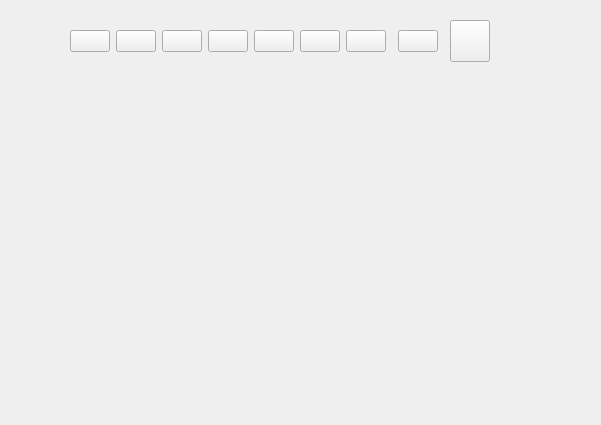
GorINIch73/salary, file formpayslip.ui: the form before one commit.
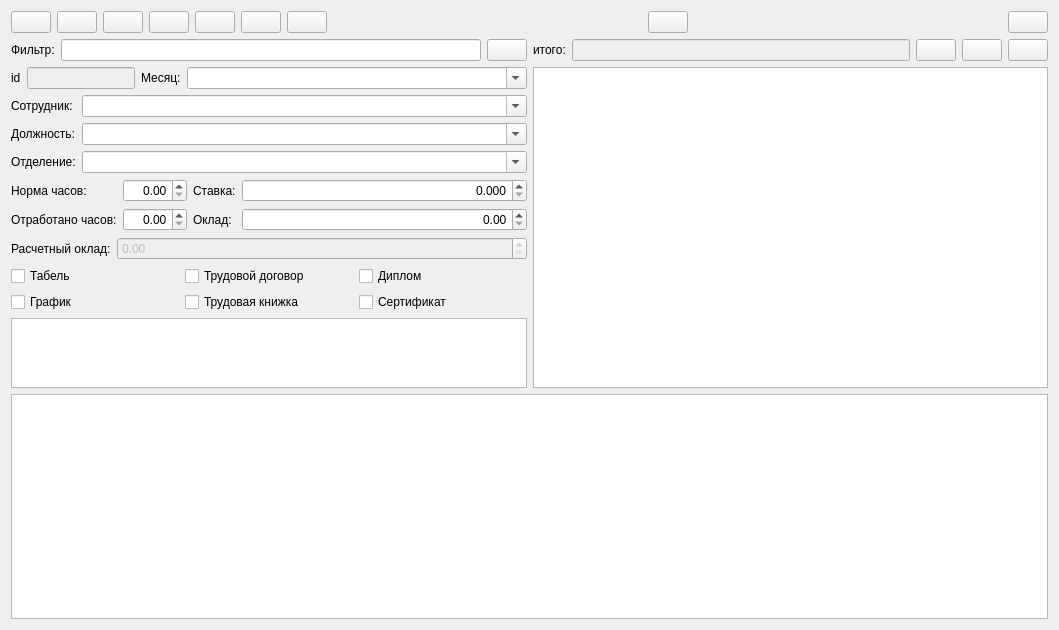
The form after the commit. Icons and pictures are not drawn.

```diff
--- a/formpayslip.ui
+++ b/formpayslip.ui
@@ -6,22 +6,15 @@
    <rect>
     <x>0</x>
     <y>0</y>
-    <width>601</width>
-    <height>425</height>
+    <width>1059</width>
+    <height>630</height>
    </rect>
   </property>
   <property name="windowTitle">
    <string>Form</string>
   </property>
-  <widget class="QWidget" name="layoutWidget">
-   <property name="geometry">
-    <rect>
-     <x>70</x>
-     <y>20</y>
-     <width>420</width>
-     <height>42</height>
-    </rect>
-   </property>
+  <layout class="QVBoxLayout" name="verticalLayout_4">
+   <item>
    <layout class="QHBoxLayout" name="horizontalLayout_5">
     <item>
      <layout class="QHBoxLayout" name="horizontalLayout_2">
@@ -180,7 +173,471 @@
      </widget>
     </item>
    </layout>
-  </widget>
+   </item>
+   <item>
+    <layout class="QHBoxLayout" name="horizontalLayout_4">
+     <item>
+      <layout class="QVBoxLayout" name="verticalLayout_3">
+       <item>
+        <layout class="QHBoxLayout" name="horizontalLayout">
+         <item>
+          <widget class="QLabel" name="label">
+           <property name="text">
+            <string>Фильтр:</string>
+           </property>
+          </widget>
+         </item>
+         <item>
+          <widget class="QLineEdit" name="lineEdit_flt_all">
+           <property name="toolTip">
+            <string>Фильтр по назначению, сумме, примечанию, дате</string>
+           </property>
+          </widget>
+         </item>
+         <item>
+          <widget class="QPushButton" name="pushButton_flt_clr">
+           <property name="toolTip">
+            <string>Сбросить фильтр</string>
+           </property>
+           <property name="text">
+            <string/>
+           </property>
+           <property name="icon">
+            <iconset resource="pix.qrc">
+             <normaloff>:/pix/clear.png</normaloff>:/pix/clear.png</iconset>
+           </property>
+          </widget>
+         </item>
+        </layout>
+       </item>
+       <item>
+        <layout class="QVBoxLayout" name="verticalLayout">
+         <item>
+          <layout class="QGridLayout" name="gridLayout">
+           <item row="0" column="0">
+            <widget class="QLabel" name="label_2">
+             <property name="text">
+              <string>id</string>
+             </property>
+            </widget>
+           </item>
+           <item row="0" column="1">
+            <widget class="QLineEdit" name="lineEdit_id">
+             <property name="enabled">
+              <bool>false</bool>
+             </property>
+             <property name="sizePolicy">
+              <sizepolicy hsizetype="Preferred" vsizetype="Fixed">
+               <horstretch>0</horstretch>
+               <verstretch>0</verstretch>
+              </sizepolicy>
+             </property>
+            </widget>
+           </item>
+           <item row="0" column="2">
+            <widget class="QLabel" name="label_8">
+             <property name="text">
+              <string>Месяц:</string>
+             </property>
+            </widget>
+           </item>
+           <item row="0" column="3">
+            <widget class="QComboBox" name="comboBox_month">
+             <property name="sizePolicy">
+              <sizepolicy hsizetype="Expanding" vsizetype="Fixed">
+               <horstretch>0</horstretch>
+               <verstretch>0</verstretch>
+              </sizepolicy>
+             </property>
+             <property name="editable">
+              <bool>true</bool>
+             </property>
+             <property name="currentText">
+              <string/>
+             </property>
+             <item>
+              <property name="text">
+               <string/>
+              </property>
+             </item>
+             <item>
+              <property name="text">
+               <string>Январь</string>
+              </property>
+             </item>
+             <item>
+              <property name="text">
+               <string>Февраль</string>
+              </property>
+             </item>
+             <item>
+              <property name="text">
+               <string>Март</string>
+              </property>
+             </item>
+             <item>
+              <property name="text">
+               <string>Апрель</string>
+              </property>
+             </item>
+             <item>
+              <property name="text">
+               <string>Май</string>
+              </property>
+             </item>
+             <item>
+              <property name="text">
+               <string>Июнь</string>
+              </property>
+             </item>
+             <item>
+              <property name="text">
+               <string>Июль</string>
+              </property>
+             </item>
+             <item>
+              <property name="text">
+               <string>Август</string>
+              </property>
+             </item>
+             <item>
+              <property name="text">
+               <string>Сентябрь</string>
+              </property>
+             </item>
+             <item>
+              <property name="text">
+               <string>Октябрь</string>
+              </property>
+             </item>
+             <item>
+              <property name="text">
+               <string>Ноябрь</string>
+              </property>
+             </item>
+             <item>
+              <property name="text">
+               <string>Декабрь</string>
+              </property>
+             </item>
+            </widget>
+           </item>
+          </layout>
+         </item>
+         <item>
+          <layout class="QFormLayout" name="formLayout">
+           <item row="0" column="0">
+            <widget class="QLabel" name="label_3">
+             <property name="text">
+              <string>Сотрудник:</string>
+             </property>
+            </widget>
+           </item>
+           <item row="0" column="1">
+            <widget class="QComboBox" name="comboBox_employee">
+             <property name="editable">
+              <bool>true</bool>
+             </property>
+            </widget>
+           </item>
+           <item row="1" column="0">
+            <widget class="QLabel" name="label_5">
+             <property name="text">
+              <string>Должность:</string>
+             </property>
+            </widget>
+           </item>
+           <item row="1" column="1">
+            <widget class="QComboBox" name="comboBox_position">
+             <property name="editable">
+              <bool>true</bool>
+             </property>
+            </widget>
+           </item>
+           <item row="2" column="0">
+            <widget class="QLabel" name="label_6">
+             <property name="text">
+              <string>Отделение:</string>
+             </property>
+            </widget>
+           </item>
+           <item row="2" column="1">
+            <widget class="QComboBox" name="comboBox_branch">
+             <property name="editable">
+              <bool>true</bool>
+             </property>
+            </widget>
+           </item>
+          </layout>
+         </item>
+         <item>
+          <layout class="QGridLayout" name="gridLayout_2">
+           <item row="0" column="1">
+            <widget class="QLabel" name="label_10">
+             <property name="text">
+              <string>Норма часов:</string>
+             </property>
+            </widget>
+           </item>
+           <item row="0" column="3">
+            <widget class="QLabel" name="label_7">
+             <property name="text">
+              <string>Ставка:</string>
+             </property>
+            </widget>
+           </item>
+           <item row="0" column="4">
+            <widget class="QDoubleSpinBox" name="doubleSpinBox_number_of_bets">
+             <property name="alignment">
+              <set>Qt::AlignRight|Qt::AlignTrailing|Qt::AlignVCenter</set>
+             </property>
+             <property name="showGroupSeparator" stdset="0">
+              <bool>true</bool>
+             </property>
+             <property name="decimals">
+              <number>3</number>
+             </property>
+             <property name="maximum">
+              <double>9.999000000000001</double>
+             </property>
+            </widget>
+           </item>
+           <item row="0" column="2">
+            <widget class="QDoubleSpinBox" name="doubleSpinBox_clock_rate">
+             <property name="alignment">
+              <set>Qt::AlignRight|Qt::AlignTrailing|Qt::AlignVCenter</set>
+             </property>
+             <property name="showGroupSeparator" stdset="0">
+              <bool>true</bool>
+             </property>
+             <property name="maximum">
+              <double>999.990000000000009</double>
+             </property>
+            </widget>
+           </item>
+           <item row="1" column="1">
+            <widget class="QLabel" name="label_11">
+             <property name="text">
+              <string>Отработано часов:</string>
+             </property>
+            </widget>
+           </item>
+           <item row="1" column="2">
+            <widget class="QDoubleSpinBox" name="doubleSpinBox_hours_worked">
+             <property name="alignment">
+              <set>Qt::AlignRight|Qt::AlignTrailing|Qt::AlignVCenter</set>
+             </property>
+             <property name="showGroupSeparator" stdset="0">
+              <bool>true</bool>
+             </property>
+             <property name="maximum">
+              <double>999.990000000000009</double>
+             </property>
+            </widget>
+           </item>
+           <item row="1" column="3">
+            <widget class="QLabel" name="label_9">
+             <property name="text">
+              <string>Оклад:</string>
+             </property>
+            </widget>
+           </item>
+           <item row="1" column="4">
+            <widget class="QDoubleSpinBox" name="doubleSpinBox_salary">
+             <property name="sizePolicy">
+              <sizepolicy hsizetype="Expanding" vsizetype="Fixed">
+               <horstretch>0</horstretch>
+               <verstretch>0</verstretch>
+              </sizepolicy>
+             </property>
+             <property name="alignment">
+              <set>Qt::AlignRight|Qt::AlignTrailing|Qt::AlignVCenter</set>
+             </property>
+             <property name="showGroupSeparator" stdset="0">
+              <bool>true</bool>
+             </property>
+             <property name="maximum">
+              <double>10000000.000000000000000</double>
+             </property>
+            </widget>
+           </item>
+          </layout>
+         </item>
+         <item>
+          <layout class="QHBoxLayout" name="horizontalLayout_3">
+           <item>
+            <widget class="QLabel" name="label_12">
+             <property name="text">
+              <string>Расчетный оклад:</string>
+             </property>
+            </widget>
+           </item>
+           <item>
+            <widget class="QDoubleSpinBox" name="doubleSpinBox_calc_salary">
+             <property name="enabled">
+              <bool>false</bool>
+             </property>
+             <property name="sizePolicy">
+              <sizepolicy hsizetype="Expanding" vsizetype="Fixed">
+               <horstretch>0</horstretch>
+               <verstretch>0</verstretch>
+              </sizepolicy>
+             </property>
+            </widget>
+           </item>
+          </layout>
+         </item>
+         <item>
+          <layout class="QGridLayout" name="gridLayout_3">
+           <item row="0" column="0">
+            <widget class="QCheckBox" name="checkBox_timesheet_found">
+             <property name="text">
+              <string>Табель</string>
+             </property>
+            </widget>
+           </item>
+           <item row="0" column="1">
+            <widget class="QCheckBox" name="checkBox_employment_contract_found">
+             <property name="text">
+              <string>Трудовой договор</string>
+             </property>
+            </widget>
+           </item>
+           <item row="0" column="2">
+            <widget class="QCheckBox" name="checkBox_diploma_found">
+             <property name="text">
+              <string>Диплом</string>
+             </property>
+            </widget>
+           </item>
+           <item row="1" column="0">
+            <widget class="QCheckBox" name="checkBox_work_schedule_found">
+             <property name="text">
+              <string>График</string>
+             </property>
+            </widget>
+           </item>
+           <item row="1" column="1">
+            <widget class="QCheckBox" name="checkBox_employment_history">
+             <property name="text">
+              <string>Трудовая книжка</string>
+             </property>
+            </widget>
+           </item>
+           <item row="1" column="2">
+            <widget class="QCheckBox" name="checkBox_certificate_found">
+             <property name="text">
+              <string>Сертификат</string>
+             </property>
+            </widget>
+           </item>
+          </layout>
+         </item>
+         <item>
+          <widget class="QPlainTextEdit" name="plainTextEdit_note">
+           <property name="sizePolicy">
+            <sizepolicy hsizetype="Expanding" vsizetype="Preferred">
+             <horstretch>0</horstretch>
+             <verstretch>0</verstretch>
+            </sizepolicy>
+           </property>
+           <property name="maximumSize">
+            <size>
+             <width>16777215</width>
+             <height>70</height>
+            </size>
+           </property>
+           <property name="toolTip">
+            <string>Примечание</string>
+           </property>
+          </widget>
+         </item>
+        </layout>
+       </item>
+      </layout>
+     </item>
+     <item>
+      <layout class="QVBoxLayout" name="verticalLayout_2">
+       <item>
+        <layout class="QHBoxLayout" name="horizontalLayout_6">
+         <item>
+          <widget class="QLabel" name="label_4">
+           <property name="text">
+            <string>итого:</string>
+           </property>
+          </widget>
+         </item>
+         <item>
+          <widget class="QLineEdit" name="lineEdit_d_sum">
+           <property name="enabled">
+            <bool>false</bool>
+           </property>
+           <property name="alignment">
+            <set>Qt::AlignRight|Qt::AlignTrailing|Qt::AlignVCenter</set>
+           </property>
+          </widget>
+         </item>
+         <item>
+          <widget class="QPushButton" name="pushButton_add_ch">
+           <property name="toolTip">
+            <string>Добавить расшифровку с суммой по ПП</string>
+           </property>
+           <property name="text">
+            <string/>
+           </property>
+           <property name="icon">
+            <iconset resource="pix.qrc">
+             <normaloff>:/pix/add.png</normaloff>:/pix/add.png</iconset>
+           </property>
+          </widget>
+         </item>
+         <item>
+          <widget class="QPushButton" name="pushButton_clearC">
+           <property name="toolTip">
+            <string>Очистить контракт</string>
+           </property>
+           <property name="text">
+            <string/>
+           </property>
+           <property name="icon">
+            <iconset resource="pix.qrc">
+             <normaloff>:/pix/erase.png</normaloff>:/pix/erase.png</iconset>
+           </property>
+           <property name="iconSize">
+            <size>
+             <width>16</width>
+             <height>16</height>
+            </size>
+           </property>
+          </widget>
+         </item>
+         <item>
+          <widget class="QPushButton" name="pushButton_del_ch">
+           <property name="toolTip">
+            <string>Удалить расшифровку</string>
+           </property>
+           <property name="text">
+            <string/>
+           </property>
+           <property name="icon">
+            <iconset resource="pix.qrc">
+             <normaloff>:/pix/del.png</normaloff>:/pix/del.png</iconset>
+           </property>
+          </widget>
+         </item>
+        </layout>
+       </item>
+       <item>
+        <widget class="QTableView" name="tableView_charges"/>
+       </item>
+      </layout>
+     </item>
+    </layout>
+   </item>
+   <item>
+    <widget class="QTableView" name="tableView_payslip"/>
+   </item>
+  </layout>
  </widget>
  <resources>
   <include location="pix.qrc"/>
```
Lines whose indentation alone changed are shown as unchanged.
